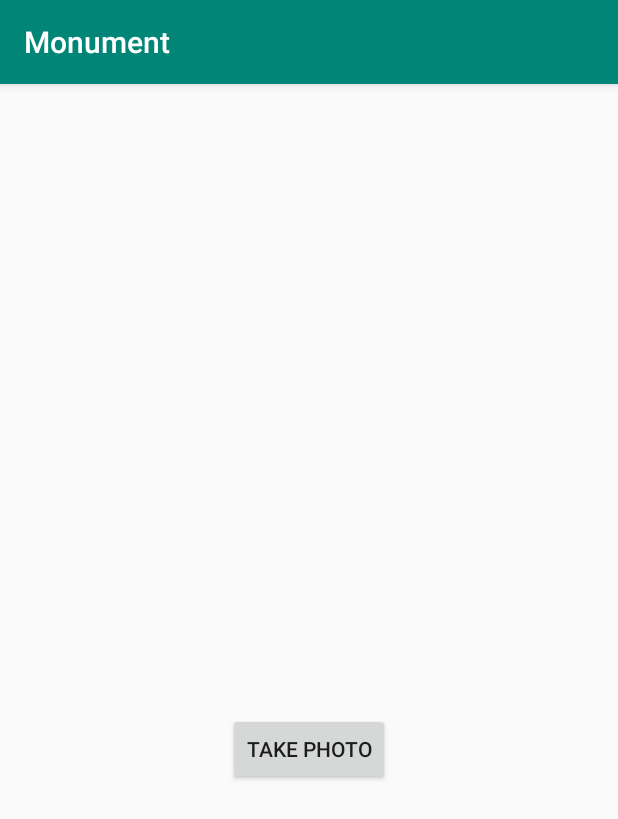
After one commit to DubiousLatchkey/monumentAndroid, an Android app: the MonumentActivity screen opened directly, with no data from a screen before it, on a phone screen of 412 x 824 dp. The commit adds this screen. Shown: the top 819 px of the screen. Run offline under Robolectric (Android 15) with nearby library versions, the phone set to English and light mode, and no system bars.

Commit message:
Added basic camera photo taking and preview

```diff
--- a/Monument/app/src/main/AndroidManifest.xml
+++ b/Monument/app/src/main/AndroidManifest.xml
@@ -1,7 +1,6 @@
 <?xml version="1.0" encoding="utf-8"?>
 <manifest xmlns:android="http://schemas.android.com/apk/res/android"
     package="com.example.monument">
-
     <!--
          The ACCESS_COARSE/FINE_LOCATION permissions are not required to use
          Google Maps Android API v2, but you must specify either coarse or fine
@@ -16,7 +15,7 @@
         android:roundIcon="@mipmap/ic_launcher_round"
         android:supportsRtl="true"
         android:theme="@style/AppTheme">
-
+        <activity android:name=".ui.login.MonumentActivity"></activity>
         <!--
              The API key for Google Maps-based APIs is defined as a string resource.
              (See the file "res/values/google_maps_api.xml").
@@ -31,7 +30,7 @@
 
         <activity
             android:name=".ui.login.MapActivity"
-            android:label="@string/title_activity_map"></activity>
+            android:label="@string/title_activity_map" />
         <activity
             android:name=".ui.login.LoginActivity"
             android:label="@string/app_name">
--- /dev/null
+++ b/Monument/app/src/main/java/com/example/monument/ui/login/MonumentActivity.java
@@ -0,0 +1,60 @@
+package com.example.monument.ui.login;
+
+import androidx.appcompat.app.AppCompatActivity;
+
+import android.content.Intent;
+import android.graphics.Bitmap;
+import android.os.Bundle;
+import android.provider.MediaStore;
+import android.util.Log;
+import android.view.View;
+import android.widget.Button;
+import android.widget.ImageView;
+import android.widget.TextView;
+
+import com.example.monument.R;
+
+public class MonumentActivity extends AppCompatActivity implements View.OnClickListener{
+
+    TextView title;
+    Button cameraButton;
+    ImageView preview;
+
+    @Override
+    protected void onCreate(Bundle savedInstanceState) {
+        super.onCreate(savedInstanceState);
+        setContentView(R.layout.activity_monument);
+
+        title = findViewById(R.id.monumentName);
+        cameraButton = findViewById(R.id.photoButton);
+        preview = findViewById(R.id.previewImageView);
+
+        cameraButton.setOnClickListener(this);
+
+        title.setText(getIntent().getStringExtra("monumentName"));
+    }
+
+    @Override
+    public void onClick(View v) {
+        if(v.getId() == cameraButton.getId()){
+            //Log.d("Example:", "clicked button");
+            dispatchTakePictureIntent();
+        }
+    }
+
+    private void dispatchTakePictureIntent() {
+        Intent takePictureIntent = new Intent(MediaStore.ACTION_IMAGE_CAPTURE);
+        if (takePictureIntent.resolveActivity(getPackageManager()) != null) {
+            startActivityForResult(takePictureIntent, 1);
+        }
+    }
+
+    @Override
+    protected void onActivityResult(int requestCode, int resultCode, Intent data) {
+        if (requestCode == 1 && resultCode == RESULT_OK) {
+            Bundle extras = data.getExtras();
+            Bitmap imageBitmap = (Bitmap) extras.get("data");
+            preview.setImageBitmap(imageBitmap);
+        }
+    }
+}
--- /dev/null
+++ b/Monument/app/src/main/res/layout/activity_monument.xml
@@ -0,0 +1,35 @@
+<?xml version="1.0" encoding="utf-8"?>
+<androidx.constraintlayout.widget.ConstraintLayout xmlns:android="http://schemas.android.com/apk/res/android"
+    xmlns:app="http://schemas.android.com/apk/res-auto"
+    xmlns:tools="http://schemas.android.com/tools"
+    android:layout_width="match_parent"
+    android:layout_height="match_parent"
+    tools:context=".ui.login.MonumentActivity">
+
+    <LinearLayout
+        android:layout_width="match_parent"
+        android:layout_height="match_parent"
+        android:gravity="center"
+        android:orientation="vertical">
+
+
+        <TextView
+            android:id="@+id/monumentName"
+            android:layout_width="wrap_content"
+            android:layout_height="wrap_content"
+            android:paddingBottom="100dp"
+            android:text="Example Text" />
+
+        <Button
+            android:id="@+id/photoButton"
+            android:layout_width="wrap_content"
+            android:layout_height="wrap_content"
+            android:text="Take Photo" />
+
+        <ImageView
+            android:id="@+id/previewImageView"
+            android:layout_width="match_parent"
+            android:layout_height="wrap_content" />
+
+    </LinearLayout>
+</androidx.constraintlayout.widget.ConstraintLayout>
```
Also changed, not shown: Monument/app/src/main/java/com/example/monument/ui/login/MapActivity.java (+12 -1 lines).
